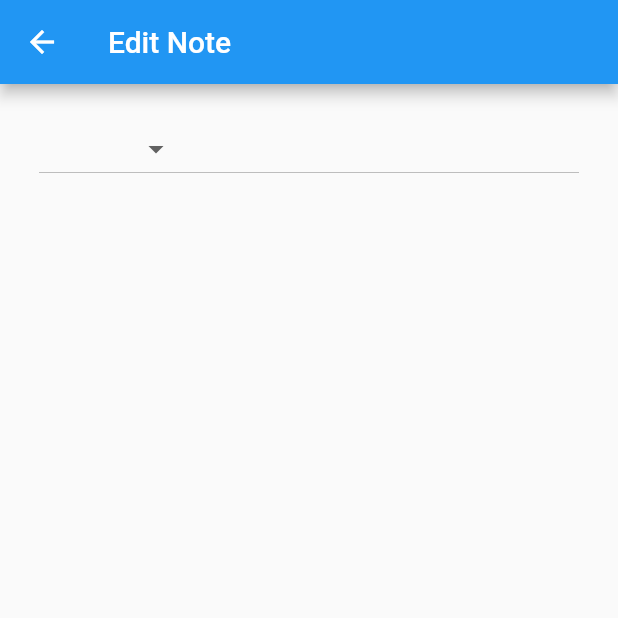
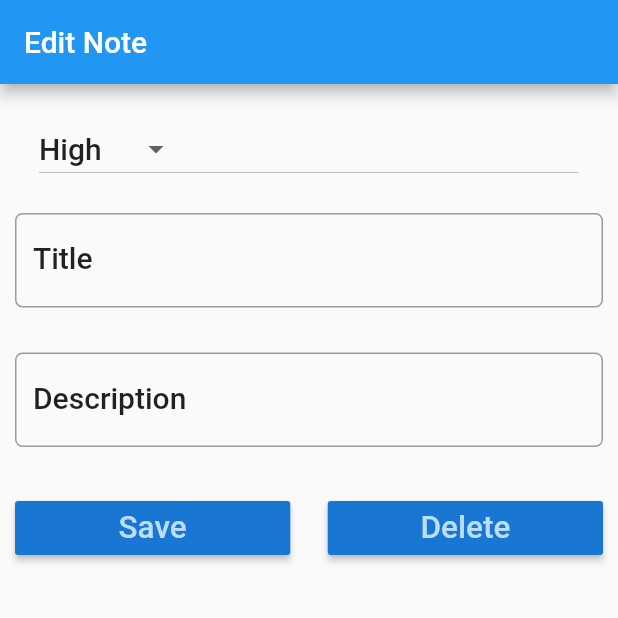
Before and after one commit to Ayodeji97/NoteApp_goto_flutter, a Flutter app: the NoteDetail screen opened directly, on a phone screen of 412 x 824 dp, the top half of it. Run offline on Flutter 3.47's test engine with Material 2 defaults, Android fonts, the phone set to English and light mode, and no system bars.

Commit message:
created detail screen

```diff
--- a/lib/main.dart
+++ b/lib/main.dart
@@ -1,4 +1,5 @@
 import 'package:flutter/material.dart';
+import 'package:note_app_goto/screens/note_details.dart';
 import 'package:note_app_goto/screens/note_list.dart';
 
 
@@ -16,7 +17,7 @@ class MyApp extends StatelessWidget {
       theme: ThemeData(
         primarySwatch: Colors.blue
       ),
-      home: NoteList(),
+      home: NoteDetail(),
     );
   }
 }
--- a/lib/screens/note_details.dart
+++ b/lib/screens/note_details.dart
@@ -8,6 +8,21 @@ class NoteDetail extends StatefulWidget {
 class _NoteDetailState extends State<NoteDetail> {
 
   static var _priorities = ['High', 'Normal', 'Low'];
+  // used to control what the user enter into the text field
+
+  var _currentItemSelected = '';
+
+  @override
+  void initState() {
+    super.initState();
+    _currentItemSelected = _priorities[0];
+  }
+
+  TextEditingController titleController = TextEditingController();
+  TextEditingController descriptionController = TextEditingController();
+
+  final _minimumPadding = 5.0;
+
   @override
   Widget build(BuildContext context) {
 
@@ -20,6 +35,7 @@ class _NoteDetailState extends State<NoteDetail> {
         padding: EdgeInsets.only(top: 15.0, right: 10.0, left: 10.0),
         child: ListView(
           children: <Widget>[
+
             ListTile(
               title: DropdownButton(
                 items : _priorities.map((String value) => DropdownMenuItem <String>(
@@ -27,12 +43,95 @@ class _NoteDetailState extends State<NoteDetail> {
                     child: Text(value),
                 )).toList(),
                 style: textStyle,
-                value: 'low',
+                value: _currentItemSelected,
                 onChanged: (valueSelectedByUser) {
                   setState(() {
                     debugPrint('User Selected $valueSelectedByUser');
                   });
                 },
+              ),
+            ),
+
+            // second element which is a form field
+            Padding (
+              padding: EdgeInsets.only(top: 15.0, bottom: 15.0),
+              child: TextFormField(
+                controller: titleController,
+                style: textStyle,
+                onChanged: (value) {
+                  debugPrint('Something something I love doing...');
+                },
+                decoration: InputDecoration(
+                  labelText: 'Title',
+                  labelStyle: textStyle,
+                  hintText: 'Enter note title...',
+                  border: OutlineInputBorder(
+                    borderRadius: BorderRadius.circular(5.0),
+                  )
+                ),
+              ),
+            ),
+
+            Padding (
+              padding: EdgeInsets.only(top: 15.0, bottom: 15.0),
+              child: TextFormField(
+                controller: descriptionController,
+                style: textStyle,
+                onChanged: (value) {
+                  debugPrint('Description...');
+                },
+                decoration: InputDecoration(
+                    labelText: 'Description',
+                    labelStyle: textStyle,
+                    hintText: 'Enter note title...',
+                    border: OutlineInputBorder(
+                      borderRadius: BorderRadius.circular(5.0),
+                    )
+                ),
+              ),
+            ),
+            Padding(
+              padding: EdgeInsets.only(top: 15.0, bottom: 15.0),
+              child: Row(
+                children: <Widget>[
+                  Expanded(
+                    child: RaisedButton(
+                      color: Theme.of(context).primaryColorDark,
+                      textColor: Theme.of(context).primaryColorLight,
+                      child: Text(
+                        'Save',
+                        textScaleFactor: 1.5,
+                      ),
+
+                      onPressed: () {
+                        // do something here
+                        setState(() {
+                          debugPrint('Great');
+                        });
+                      },
+                    ),
+                  ),
+
+                  Container(width: _minimumPadding * 5),
+
+                  Expanded(
+                    child: RaisedButton(
+                      color: Theme.of(context).primaryColorDark,
+                      textColor: Theme.of(context).primaryColorLight,
+                      child: Text(
+                        'Delete',
+                        textScaleFactor: 1.5,
+                      ),
+
+                      onPressed: () {
+                        // do something here
+                        debugPrint('Cancel');
+                      },
+                    ),
+                  ),
+
+
+                ],
               ),
             )
           ],
```
